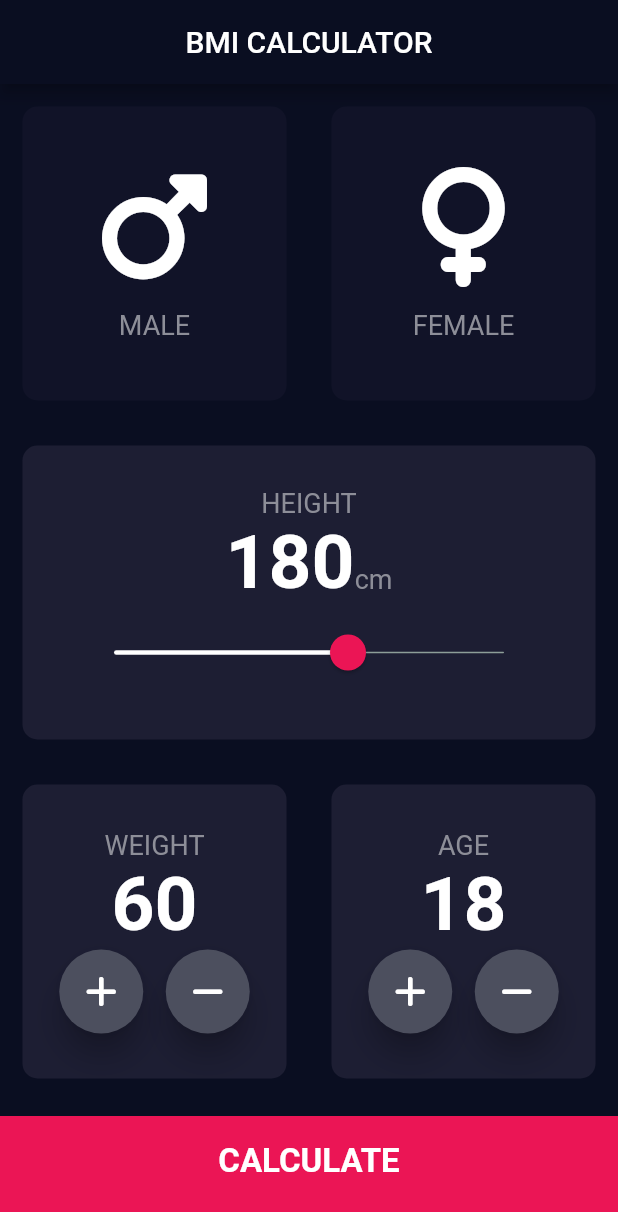
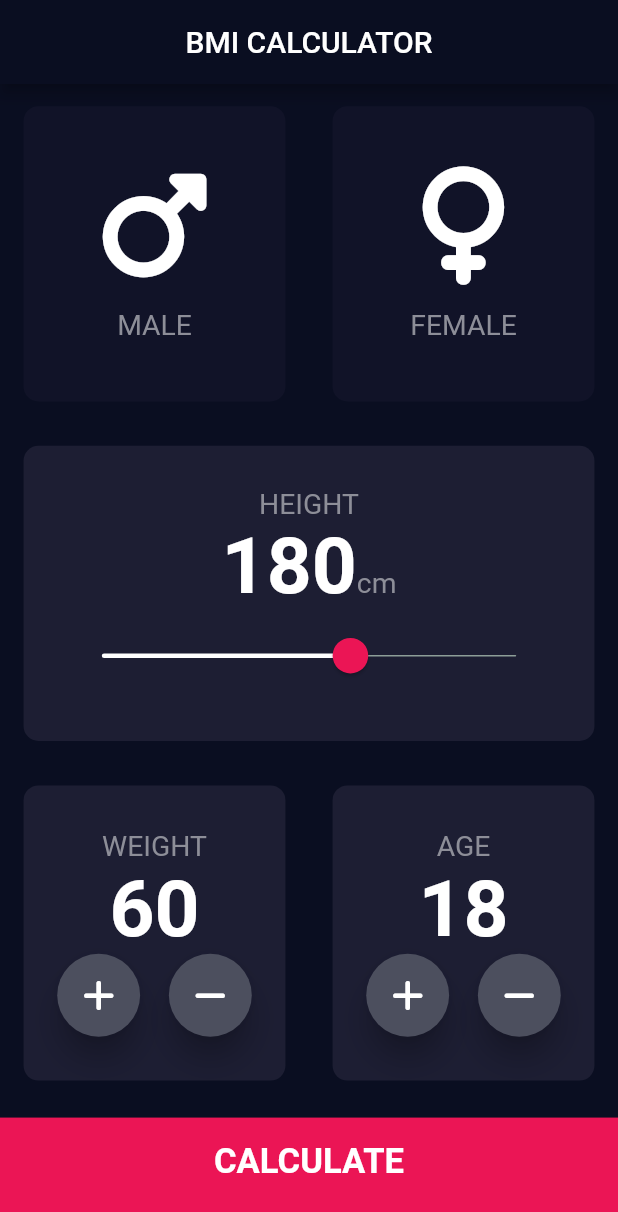
Before and after one commit to Abdelrahma28/BMI_Calculator_App, a Flutter app: the screen it shows after launch, on a phone screen of 412 x 824 dp. Shown: the top 1212 px of the screen. Run offline on Flutter 3.47's test engine with Material 2 defaults, Android fonts, the phone set to English and light mode, and no system bars; our stand-ins replace flutter_screenutil, fluttertoast, font_awesome_flutter; missing offline and left inert: dart:ffi.

Commit message:
Used flutter screen Util package for responsive ui

```diff
--- a/lib/constants.dart
+++ b/lib/constants.dart
@@ -1,17 +1,20 @@
 import 'package:flutter/material.dart';
+import 'package:flutter_screenutil/flutter_screenutil.dart';
 
-const kCalculateStyle = TextStyle(
+final kCalculateStyle = TextStyle(
   fontWeight: FontWeight.w600,
-  fontSize: 22.0,
+  fontSize: 22.0.sp,
 );
 const kGenderTextColor = Color(0xFF8D8E98);
-const kBottomContainerHeight = 80.0;
+final kBottomContainerHeight = 80.0.h;
 const kBottomContainerColor = Color(0xFFEB1555);
 const kActiveColor = Color(0xFF1D1E33);
 const kInActiveColor = Color(0xff111328);
-const kLabelTextStyle = TextStyle(fontSize: 18.0, color: kGenderTextColor);
-const kValueTextStyle = TextStyle(fontSize: 50.0, fontWeight: FontWeight.bold);
-const kBMITextStyle = TextStyle(fontWeight: FontWeight.bold, fontSize: 100.0);
-const kResultTextStyle = TextStyle(
-    color: Color(0xFF24D876), fontSize: 22.0, fontWeight: FontWeight.bold);
-const kBodyTextStyle = TextStyle(fontSize: 22.0);
+final kLabelTextStyle = TextStyle(fontSize: 18.0.sp, color: kGenderTextColor);
+final kValueTextStyle =
+    TextStyle(fontSize: 50.0.sp, fontWeight: FontWeight.bold);
+final kBMITextStyle =
+    TextStyle(fontWeight: FontWeight.bold, fontSize: 100.0.sp);
+final kResultTextStyle = TextStyle(
+    color: Color(0xFF24D876), fontSize: 22.0.sp, fontWeight: FontWeight.bold);
+final kBodyTextStyle = TextStyle(fontSize: 22.0.sp);
--- a/lib/main.dart
+++ b/lib/main.dart
@@ -1,4 +1,5 @@
 import 'package:flutter/material.dart';
+import 'package:flutter_screenutil/flutter_screenutil.dart';
 import 'screens/input_page.dart';
 
 void main() => runApp(BMICalculator());
@@ -8,7 +9,9 @@ class BMICalculator extends StatelessWidget {
 
   @override
   Widget build(BuildContext context) {
-    return MaterialApp(
+    return ScreenUtilInit(
+      builder: (_) => MaterialApp(
+        useInheritedMediaQuery: true,
         debugShowCheckedModeBanner: false,
         theme: ThemeData.dark().copyWith(
           scaffoldBackgroundColor: const Color(0xFF0A0E21),
@@ -16,6 +19,8 @@ class BMICalculator extends StatelessWidget {
               primary: const Color(0xFF0A0E21), secondary: Colors.purple),
         ),
         home: InputPage(),
+      ),
+      designSize: const Size(393, 835),
     );
   }
 }
--- a/lib/reusable_widgets/icon_content.dart
+++ b/lib/reusable_widgets/icon_content.dart
@@ -1,5 +1,6 @@
 import 'package:flutter/material.dart';
 import '../constants.dart';
+import 'package:flutter_screenutil/flutter_screenutil.dart';
 
 class GenderWidget extends StatelessWidget {
   final String label;
@@ -15,7 +16,7 @@ class GenderWidget extends StatelessWidget {
           icon,
           size: kBottomContainerHeight,
         ),
-        const SizedBox(height: 15.0),
+        SizedBox(height: 15.0.h),
         Text(
           label,
           style: kLabelTextStyle,
--- a/lib/reusable_widgets/reusable_button.dart
+++ b/lib/reusable_widgets/reusable_button.dart
@@ -1,5 +1,6 @@
 import 'package:flutter/material.dart';
 import '../constants.dart';
+import 'package:flutter_screenutil/flutter_screenutil.dart';
 
 class CalculateButton extends StatelessWidget {
   CalculateButton({required this.onPressed, required this.label});
@@ -20,8 +21,8 @@ class CalculateButton extends StatelessWidget {
           ],
         ),
         color: kBottomContainerColor,
-        margin: const EdgeInsets.only(top: 10.0),
-        padding: const EdgeInsets.only(bottom: 20.0),
+        margin: EdgeInsets.only(top: 10.0.h),
+        padding: EdgeInsets.only(bottom: 20.0.h),
         width: double.infinity,
         height: kBottomContainerHeight,
       ),
--- a/lib/reusable_widgets/reusable_card.dart
+++ b/lib/reusable_widgets/reusable_card.dart
@@ -1,4 +1,5 @@
 import 'package:flutter/material.dart';
+import 'package:flutter_screenutil/flutter_screenutil.dart';
 
 class ReusableCard extends StatelessWidget {
   // ignore: use_key_in_widget_constructors
@@ -13,7 +14,7 @@ class ReusableCard extends StatelessWidget {
       onTap: onPressed,
       child: Container(
         child: cardChild,
-        margin: const EdgeInsets.all(15.0),
+        margin: EdgeInsets.symmetric(vertical: 15.0.h, horizontal: 15.0.w),
         decoration: BoxDecoration(
           borderRadius: BorderRadius.circular(10.0),
           color: colour,
--- a/lib/reusable_widgets/rounded_button.dart
+++ b/lib/reusable_widgets/rounded_button.dart
@@ -1,4 +1,5 @@
 import 'package:flutter/material.dart';
+import 'package:flutter_screenutil/flutter_screenutil.dart';
 
 class RoundIconButton extends StatelessWidget {
   // ignore: use_key_in_widget_constructors
@@ -12,7 +13,7 @@ class RoundIconButton extends StatelessWidget {
       elevation: 8.0,
       shape: const CircleBorder(),
       fillColor: const Color(0xFF4C4F5E),
-      constraints: const BoxConstraints.tightFor(width: 56.0, height: 56.0),
+      constraints: BoxConstraints.tightFor(width: 56.0.w, height: 56.0.h),
       onPressed: onPressed,
     );
   }
--- a/lib/screens/input_page.dart
+++ b/lib/screens/input_page.dart
@@ -8,6 +8,7 @@ import '../constants.dart';
 import 'result_screen.dart';
 import 'package:fluttertoast/fluttertoast.dart';
 import '../reusable_widgets/reusable_button.dart';
+import 'package:flutter_screenutil/flutter_screenutil.dart';
 
 enum Gender { male, female, empty }
 
@@ -33,6 +34,7 @@ class _InputPageState extends State<InputPage> {
 
   @override
   Widget build(BuildContext context) {
+    final size = MediaQuery.of(context).size.width;
     return Scaffold(
       appBar: AppBar(
         title: const Text('BMI CALCULATOR'),
@@ -85,7 +87,7 @@ class _InputPageState extends State<InputPage> {
               cardChild: Column(
                 mainAxisAlignment: MainAxisAlignment.center,
                 children: [
-                  const Text('HEIGHT', style: kLabelTextStyle),
+                  Text('HEIGHT', style: kLabelTextStyle),
                   Row(
                     mainAxisAlignment: MainAxisAlignment.center,
                     crossAxisAlignment: CrossAxisAlignment.baseline,
@@ -95,11 +97,11 @@ class _InputPageState extends State<InputPage> {
                         height.toString(),
                         style: kValueTextStyle,
                       ),
-                      const Text('cm', style: kLabelTextStyle)
+                      Text('cm', style: kLabelTextStyle)
                     ],
                   ),
                   SizedBox(
-                    width: 320.0,
+                    width: 320.0.w,
                     child: SliderTheme(
                       data: SliderTheme.of(context).copyWith(
                           thumbColor: const Color(0xFFEB1555),
@@ -107,10 +109,10 @@ class _InputPageState extends State<InputPage> {
                           inactiveTrackColor: const Color(0xFF8D9E98),
                           activeTrackColor: Colors.white,
                           overlayColor: const Color(0x29EB1555),
-                          thumbShape: const RoundSliderThumbShape(
-                              enabledThumbRadius: 12.0),
-                          overlayShape: const RoundSliderOverlayShape(
-                              overlayRadius: 30.0)),
+                          thumbShape:
+                              RoundSliderThumbShape(enabledThumbRadius: 12.0.r),
+                          overlayShape:
+                              RoundSliderOverlayShape(overlayRadius: 30.0.r)),
                       child: Slider(
                         min: 120.0,
                         max: 220.0,
@@ -131,12 +133,10 @@ class _InputPageState extends State<InputPage> {
                   child: ReusableCard(
                     colour: kActiveColor,
                     cardChild: Expanded(
-                      child: ReusableCard(
-                        colour: kActiveColor,
-                        cardChild: Column(
+                      child: Column(
                         mainAxisAlignment: MainAxisAlignment.center,
                         children: [
-                            const Text('WEIGHT', style: kLabelTextStyle),
+                          Text('WEIGHT', style: kLabelTextStyle),
                           Text(
                             weight.toString(),
                             style: kValueTextStyle,
@@ -151,7 +151,7 @@ class _InputPageState extends State<InputPage> {
                                     });
                                   },
                                   icon: FontAwesomeIcons.plus),
-                                const SizedBox(width: 15.0),
+                              SizedBox(width: 15.0.w),
                               RoundIconButton(
                                   onPressed: () {
                                     setState(() {
@@ -166,14 +166,14 @@ class _InputPageState extends State<InputPage> {
                     ),
                   ),
                 ),
-                ),
                 Expanded(
                   child: ReusableCard(
                     colour: kActiveColor,
-                    cardChild: Column(
+                    cardChild: Expanded(
+                      child: Column(
                         mainAxisAlignment: MainAxisAlignment.center,
                         children: [
-                        const Text('AGE', style: kLabelTextStyle),
+                          Text('AGE', style: kLabelTextStyle),
                           Text(
                             age.toString(),
                             style: kValueTextStyle,
@@ -188,7 +188,7 @@ class _InputPageState extends State<InputPage> {
                                     });
                                   },
                                   icon: FontAwesomeIcons.plus),
-                            const SizedBox(width: 15.0),
+                              SizedBox(width: 15.0.w),
                               RoundIconButton(
                                   onPressed: () {
                                     setState(() {
@@ -199,6 +199,7 @@ class _InputPageState extends State<InputPage> {
                             ],
                           ),
                         ],
+                      ),
                     ),
                   ),
                 ),
--- a/lib/screens/result_screen.dart
+++ b/lib/screens/result_screen.dart
@@ -2,6 +2,7 @@ import 'package:bmi_calculater/reusable_widgets/reusable_button.dart';
 import 'package:bmi_calculater/reusable_widgets/reusable_card.dart';
 import 'package:flutter/material.dart';
 import '../constants.dart';
+import 'package:flutter_screenutil/flutter_screenutil.dart';
 
 class ResultPage extends StatelessWidget {
   ResultPage(
@@ -25,8 +26,9 @@ class ResultPage extends StatelessWidget {
           Expanded(
             child: Container(
               alignment: Alignment.bottomLeft,
-              margin: const EdgeInsets.all(15.0),
-              child: const Text(
+              margin:
+                  EdgeInsets.symmetric(horizontal: 15.0.w, vertical: 15.0.h),
+              child: Text(
                 'Your Result',
                 style: kValueTextStyle,
               ),
--- a/pubspec.yaml
+++ b/pubspec.yaml
@@ -36,6 +36,7 @@ dependencies:
   cupertino_icons: ^1.0.2
   font_awesome_flutter: 10.1.0
   fluttertoast: ^8.0.9
+  flutter_screenutil: ^5.4.0+1
 
 dev_dependencies:
   flutter_test:
```
Also changed, not shown: pubspec.lock. Lines whose indentation alone changed are shown as unchanged.
